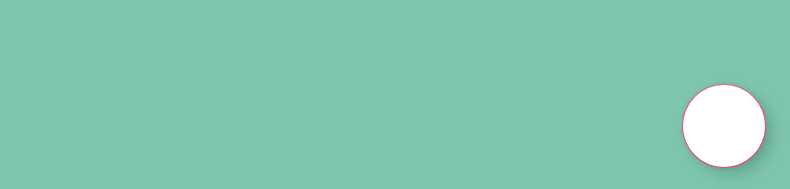
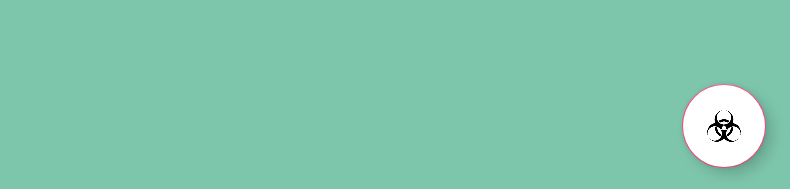
Before and after one commit to ThoMaster300/Cheers, an Android app: the QuestionActivity screen opened directly, with no data from a screen before it, on a phone screen of 824 x 412 dp (held sideways). Shown: the part 426-615 px from the top of the screen, without its empty margins (446-1236 px from the left). Run offline under Robolectric (Android 15) with nearby library versions, the phone set to English and light mode, and no system bars; 9 statements that could not run were skipped.

Commit message:
ButtonSymbol

```diff
--- a/app/src/main/res/layout/activity_question.xml
+++ b/app/src/main/res/layout/activity_question.xml
@@ -42,6 +42,7 @@
         android:layout_alignParentBottom="true"
         android:layout_alignParentRight="true"
         android:layout_margin="16dp"
+        android:src="@drawable/virus_button"
         android:backgroundTint="@color/colorText"
         android:clickable="true"/>
 </RelativeLayout>
```
Also changed, not shown: app/src/main/res/drawable/virus_button.jpg (added).
